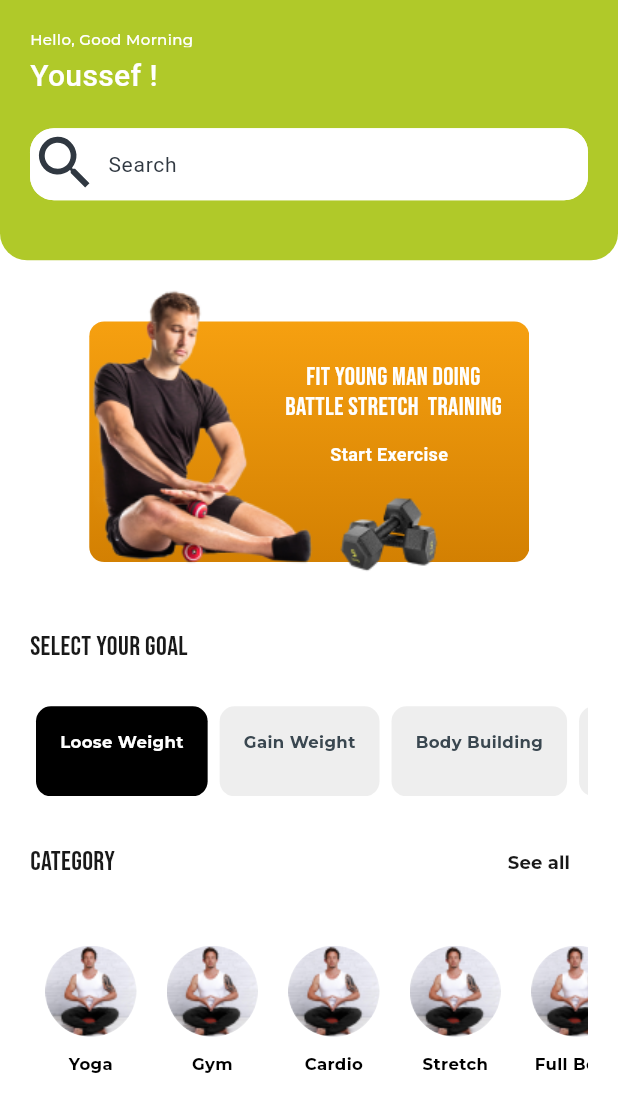
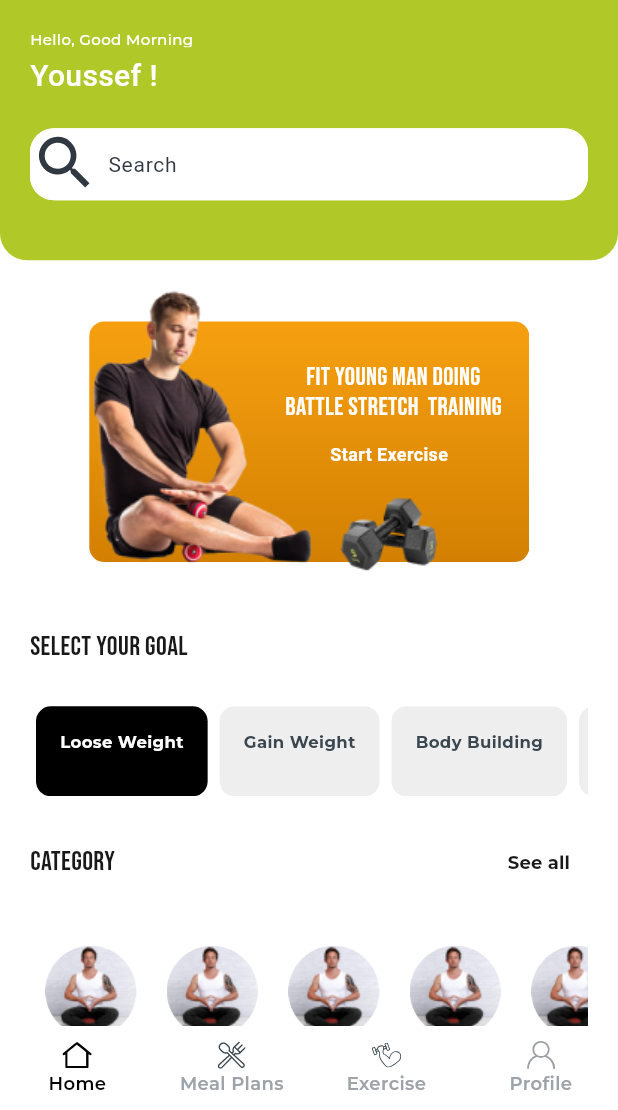
Before and after one commit to Mohamedali0219/FitTrack_App, a Flutter app: the HomeLayout screen opened directly, on a phone screen of 412 x 824 dp, the part 126-1236 px from its top. Run offline on Flutter 3.47's test engine with Material 3 defaults, Android fonts, the phone set to English and light mode, and no system bars; drawn by our look-alikes of flutter_zoom_drawer; our stand-ins replace bloc, country_code_picker, dio, flutter_screenutil, flutter_svg, smooth_page_indicator; network calls fail; Roboto replaces fonts that are missing (DM Sans, Poppins); project files that could hold a hidden picture were left out.

Commit message:
add: bottom_nav_bar

```diff
--- /dev/null
+++ b/lib/features/bottom_nav_bar/ui/bottom_nav_bar.dart
@@ -0,0 +1,77 @@
+import 'package:fit_track_app/core/helper/Extension/functions.dart';
+import 'package:fit_track_app/core/themes/colors_manager.dart';
+import 'package:fit_track_app/features/home/ui/home_screen.dart';
+import 'package:fit_track_app/features/meals/ui/meals_screen.dart';
+import 'package:flutter/material.dart';
+
+class BottomNavBar extends StatefulWidget {
+  const BottomNavBar({super.key});
+
+  @override
+  State<BottomNavBar> createState() => _BottomNavBarState();
+}
+
+class _BottomNavBarState extends State<BottomNavBar> {
+  int currentPage = 0;
+
+  final screens = [
+    const HomeScreen(),
+    const MealsScreen(),
+  ];
+  @override
+  Widget build(BuildContext context) {
+    return Scaffold(
+      body: IndexedStack(
+        index: currentPage,
+        children: screens,
+      ),
+      bottomNavigationBar: BottomNavigationBar(
+        currentIndex: currentPage,
+        elevation: 0.0,
+        onTap: (value) {
+          setState(() {
+            currentPage = value;
+          });
+        },
+        items: [
+          BottomNavigationBarItem(
+            icon: setPhoto(kind: 1, path: 'assets/icons/icon_home.svg', height: 20, width: 20),
+            activeIcon: setPhoto(kind: 1, path: 'assets/icons/icon_home_bold.svg', height: 20, width: 20),
+            label: 'Home',
+          ),
+          BottomNavigationBarItem(
+            icon: setPhoto(kind: 1, path: 'assets/icons/Diet.svg', height: 20, width: 20),
+            activeIcon: setPhoto(kind: 1, path: 'assets/icons/Diet_bold.svg', height: 20, width: 20),
+            label: 'Meal Plans',
+          ),
+          BottomNavigationBarItem(
+            icon: setPhoto(kind: 1, path: 'assets/icons/Exercise.svg', height: 20, width: 20),
+            activeIcon: setPhoto(kind: 1, path: 'assets/icons/Exercise_bold.svg', height: 20, width: 20),
+            label: 'Exercise',
+          ),
+          BottomNavigationBarItem(
+            icon: setPhoto(kind: 1, path: 'assets/icons/icon_profile.svg', height: 20, width: 20),
+            activeIcon: setPhoto(kind: 1, path: 'assets/icons/icon_profile_bold.svg', height: 20, width: 20),
+            label: 'Profile',
+          ),
+        ],
+        selectedItemColor:  ColorsManager.blackColor,
+        unselectedItemColor: const Color(0xFF9DA3A8),
+        type: BottomNavigationBarType.fixed,
+        backgroundColor: Colors.white,
+        selectedLabelStyle: const TextStyle(
+          color: ColorsManager.blackColor,
+          fontSize: 12,
+          fontFamily: 'Montserrat',
+          fontWeight: FontWeight.w600,
+        ),
+        unselectedLabelStyle: const TextStyle(
+          color: Color(0xFF9DA3A8),
+          fontSize: 12,
+          fontFamily: 'Montserrat',
+          fontWeight: FontWeight.w600,
+        ),
+      ),
+    );
+  }
+}
--- a/lib/features/drawer/ui/home_layout.dart
+++ b/lib/features/drawer/ui/home_layout.dart
@@ -1,4 +1,5 @@
 import 'package:fit_track_app/core/constants.dart';
+import 'package:fit_track_app/features/bottom_nav_bar/ui/bottom_nav_bar.dart';
 import 'package:fit_track_app/features/drawer/data/menu_model.dart';
 import 'package:fit_track_app/features/drawer/ui/drawer_widget.dart';
 import 'package:fit_track_app/features/home/ui/home_screen.dart';
@@ -48,7 +49,7 @@ class _HomeLayoutState extends State<HomeLayout> {
   Widget getScreen() {
     switch(currentItem){
       case MenuItems.dashboard:
-        return const HomeScreen();
+        return const BottomNavBar();
       case MenuItems.myProgress:
         return const HomeScreen();
       case MenuItems.training:
```
Also changed, not shown: assets/icons/Diet.svg (added), assets/icons/Diet_bold.svg (added), assets/icons/Exercise.svg (added), assets/icons/Exercise_bold.svg (added), assets/icons/icon_home.svg (added), assets/icons/icon_home_bold.svg (added), assets/icons/icon_profile.svg (added), assets/icons/icon_profile_bold.svg (added), pubspec.lock.
